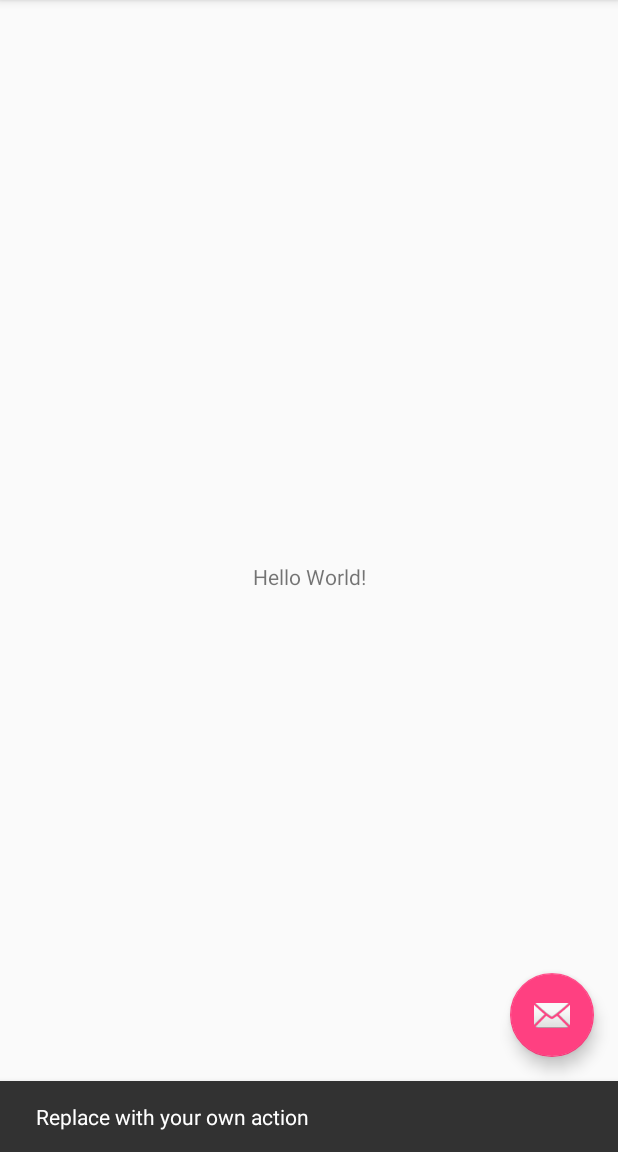
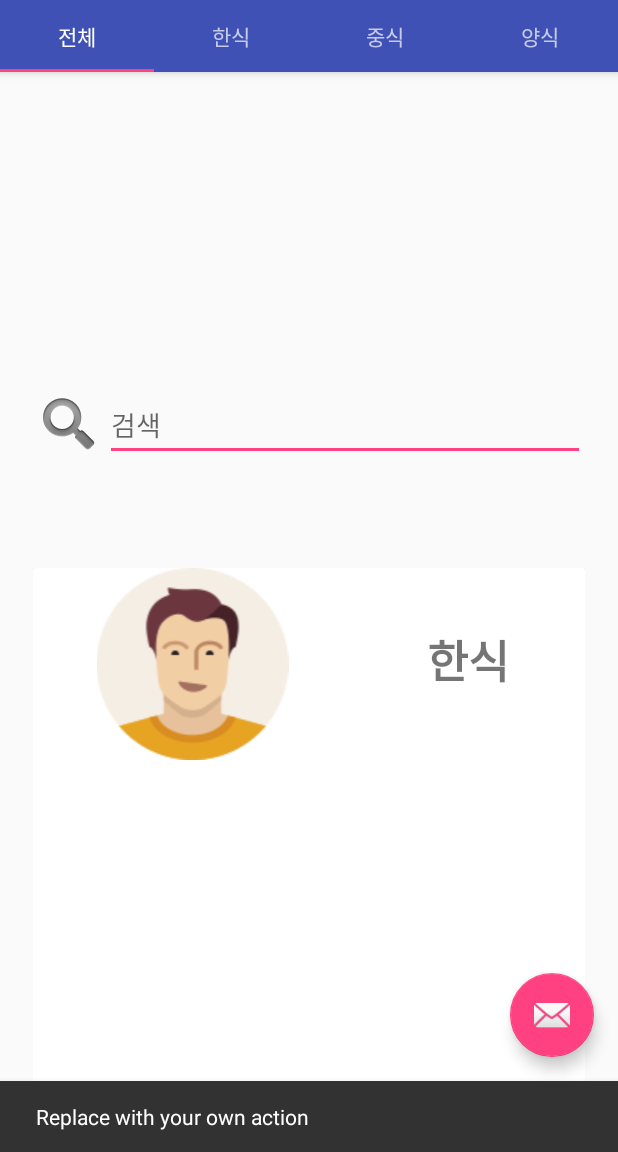
Before and after one commit to kwonki199/TeamProject, an Android app: the screen it shows after launch (MainActivity), after a tap on an icon or button, on a phone screen of 412 x 824 dp, the part 84-1236 px from its top. Run offline under Robolectric (Android 15) with nearby library versions, the phone set to English and light mode, and no system bars.

Commit message:
Tapped Activity 구현 HomeFragment 생성 ( 한식,중식,양식 ) kindsOfFood Model 클래스 생성 Dao 클래스 생성

```diff
--- a/app/build.gradle
+++ b/app/build.gradle
@@ -24,6 +24,8 @@ dependencies {
     implementation 'com.android.support:support-v4:27.1.1'
     implementation 'com.android.support:design:27.1.1'
     implementation 'com.android.support.constraint:constraint-layout:1.0.2'
+    implementation 'com.android.support:cardview-v7:27.1.1'
+    implementation 'com.android.support:recyclerview-v7:27.1.1'
     testImplementation 'junit:junit:4.12'
     androidTestImplementation 'com.android.support.test:runner:1.0.1'
     androidTestImplementation 'com.android.support.test.espresso:espresso-core:3.0.1'
--- a/app/src/main/AndroidManifest.xml
+++ b/app/src/main/AndroidManifest.xml
@@ -25,6 +25,7 @@
         <activity android:name=".WelcomeActivity"/>
         <activity android:name=".ChangingActivity"/>
 
+
     </application>
 
 </manifest>
--- /dev/null
+++ b/app/src/main/java/edu/android/mainmen/HomeFragment.java
@@ -0,0 +1,104 @@
+package edu.android.mainmen;
+
+
+import android.os.Bundle;
+import android.support.annotation.NonNull;
+import android.support.v4.app.Fragment;
+import android.support.v7.widget.LinearLayoutManager;
+import android.support.v7.widget.RecyclerView;
+import android.view.LayoutInflater;
+import android.view.View;
+import android.view.ViewGroup;
+import android.widget.EditText;
+import android.widget.ImageView;
+import android.widget.TextView;
+
+import java.util.List;
+
+
+public class HomeFragment extends Fragment {
+
+    private static final String ARG_SECTION_NUMBER = "section_number";
+    private RecyclerView recycler;
+    private List<kindsOfFood> dataset;
+
+
+
+    public HomeFragment() {
+
+    }
+
+    // TODO: 시도중
+    public static HomeFragment newInstance(int sectionNumber) {
+        HomeFragment fragment = new HomeFragment();
+        Bundle args = new Bundle();
+        args.putInt(ARG_SECTION_NUMBER, sectionNumber);
+        fragment.setArguments(args);
+
+        return fragment;
+    }
+
+
+    @Override
+    public View onCreateView(LayoutInflater inflater, ViewGroup container,
+                             Bundle savedInstanceState) {
+
+
+        View view=inflater.inflate(R.layout.fragment_home, container, false);
+        recycler = view.findViewById(R.id.recyclerView);
+        dataset = kindsOfFoodDao.getInstance().getFoodList();
+        recycler.setHasFixedSize(true);
+        recycler.setLayoutManager(new LinearLayoutManager(getContext()));
+        //어댑터 설정
+        recycler.setLayoutManager(new LinearLayoutManager(getContext()));
+        kindOfFoodAdapter adapter = new kindOfFoodAdapter();
+        recycler.setAdapter(adapter);
+
+
+        return view;
+
+
+    }// end onCreateView
+
+    class kindOfFoodAdapter extends RecyclerView.Adapter<kindOfFoodAdapter.ViewHolder>{
+        @NonNull
+        @Override
+        public ViewHolder onCreateViewHolder(@NonNull ViewGroup parent, int viewType) {
+            LayoutInflater inflater = LayoutInflater.from(getContext());
+            View itemView = inflater.inflate(R.layout.menu_layout, parent, false);
+            ViewHolder holder = new ViewHolder(itemView);
+            return holder;
+        }
+
+        @Override
+        public void onBindViewHolder(@NonNull ViewHolder holder, int position) {
+            kindsOfFood food = dataset.get(position);
+            holder.foodName.setText(food.getName());
+            holder.foodPhoto.setImageResource(food.getPhotoId());
+            holder.itemView.setOnClickListener(new View.OnClickListener() {
+                @Override
+                public void onClick(View v) {
+
+                }
+            });
+        }
+
+        @Override
+        public int getItemCount() {
+            return dataset.size();
+        }
+
+        class ViewHolder extends RecyclerView.ViewHolder {
+            ImageView foodPhoto;
+            TextView foodName;
+
+            public ViewHolder(View itemView) {
+                super(itemView);
+                foodName = itemView.findViewById(R.id.itemMenuText);
+                foodPhoto = itemView.findViewById(R.id.itemMenuImage);
+            }
+        }
+    }
+
+
+}// end HomeFragment
--- a/app/src/main/java/edu/android/mainmen/MainActivity.java
+++ b/app/src/main/java/edu/android/mainmen/MainActivity.java
@@ -4,6 +4,12 @@ import android.content.Intent;
 import android.os.Bundle;
 import android.support.design.widget.FloatingActionButton;
 import android.support.design.widget.Snackbar;
+import android.support.design.widget.TabLayout;
+import android.support.v4.app.Fragment;
+import android.support.v4.app.FragmentManager;
+import android.support.v4.app.FragmentPagerAdapter;
+import android.support.v4.view.ViewPager;
+import android.view.LayoutInflater;
 import android.view.View;
 import android.support.design.widget.NavigationView;
 import android.support.v4.view.GravityCompat;
@@ -13,19 +19,47 @@ import android.support.v7.app.AppCompatActivity;
 import android.support.v7.widget.Toolbar;
 import android.view.Menu;
 import android.view.MenuItem;
+import android.view.ViewGroup;
 import android.widget.TextView;
 
+
+// 미해결사항 해결하시면 미해결 -> 해결로 바꿔주세요.
+//TODO: Tabbed 기능 추가 홈화면 터치 이외에 탭이동으로도 보기 쉽게 구현 - 해결
+//TODO: 탭에 Horizental ScrollView 미적용 탭을 옆으로 스크롤 아직 불가능. - 미해결
+//TODO: 현재 탭이동시 fragment 1개만 연동중 여러개의 fragment 작성 필요 - 미해결
+
 public class MainActivity extends AppCompatActivity
-        implements NavigationView.OnNavigationItemSelectedListener {
+        implements NavigationView.OnNavigationItemSelectedListener{
+
 
     private NavigationView navigationView;
+
+    //Tabbed
+    private SectionsPagerAdapter mSectionsPagerAdapter;
+    private ViewPager mViewPager;
+    private TabLayout tabLayout;
+
+
+
+
 
     @Override
     protected void onCreate(Bundle savedInstanceState) {
         super.onCreate(savedInstanceState);
         setContentView(R.layout.activity_main);
+
         Toolbar toolbar = (Toolbar) findViewById(R.id.toolbar);
         setSupportActionBar(toolbar);
+
+        mSectionsPagerAdapter = new SectionsPagerAdapter(getSupportFragmentManager());
+        mViewPager=findViewById(R.id.container);
+        mViewPager.setAdapter(mSectionsPagerAdapter);
+        tabLayout = findViewById(R.id.tabs);
+
+        mViewPager.addOnPageChangeListener(new TabLayout.TabLayoutOnPageChangeListener(tabLayout));
+        tabLayout.addOnTabSelectedListener(new TabLayout.ViewPagerOnTabSelectedListener(mViewPager));
+
+
         // TODO
         navigationView = findViewById(R.id.nav_view);
 
@@ -60,19 +94,15 @@ public class MainActivity extends AppCompatActivity
 
     @Override
     public boolean onCreateOptionsMenu(Menu menu) {
-        // Inflate the menu; this adds items to the action bar if it is present.
         getMenuInflater().inflate(R.menu.main, menu);
         return true;
     }
 
     @Override
     public boolean onOptionsItemSelected(MenuItem item) {
-        // Handle action bar item clicks here. The action bar will
-        // automatically handle clicks on the Home/Up button, so long
-        // as you specify a parent activity in AndroidManifest.xml.
+
         int id = item.getItemId();
 
-        //noinspection SimplifiableIfStatement
         if (id == R.id.action_settings) {
             return true;
         }
@@ -84,7 +114,6 @@ public class MainActivity extends AppCompatActivity
     @SuppressWarnings("StatementWithEmptyBody")
     @Override
     public boolean onNavigationItemSelected(MenuItem item) {
-        // Handle navigation view item clicks here.
         TextView tv = findViewById(R.id.info);
 
         int id = item.getItemId();
@@ -96,8 +125,8 @@ public class MainActivity extends AppCompatActivity
         } else if (id == R.id.nav_bookmark) {
 
         } else if (id == R.id.nav_profilePicture) {
-            Intent intent = new Intent(MainActivity.this, ChangingActivity.class);
-            startActivity(intent);
+
+        } else if (id == R.id.nav_profilePicture) {
 
         } else if (id == R.id.nav_writings) {
 
@@ -109,8 +138,29 @@ public class MainActivity extends AppCompatActivity
 
         }
 
-            DrawerLayout drawer = (DrawerLayout) findViewById(R.id.drawer_layout);
+        DrawerLayout drawer = (DrawerLayout) findViewById(R.id.drawer_layout);
         drawer.closeDrawer(GravityCompat.START);
         return true;
     }
+
+    //TODO: Tabbed  현재 한 화면만 나옴 여러화면 나오게 변경필요.
+
+
+    public class SectionsPagerAdapter extends FragmentPagerAdapter {
+
+        public SectionsPagerAdapter(FragmentManager fm) {
+            super(fm);
+        }
+
+        @Override
+        public Fragment getItem(int position) {
+            return HomeFragment.newInstance(position);
+    }
+
+        //TODO: 현재 탭갯수 4개
+        @Override
+        public int getCount() {
+            return 4;
+        }
+    }
 }
--- /dev/null
+++ b/app/src/main/java/edu/android/mainmen/kindsOfFood.java
@@ -0,0 +1,28 @@
+package edu.android.mainmen;
+
+public class kindsOfFood {
+
+    private String name;
+    private int photoId;
+
+    public kindsOfFood(String name, int photoId) {
+        this.name = name;
+        this.photoId = photoId;
+    }
+
+    public String getName() {
+        return name;
+    }
+
+    public void setName(String name) {
+        this.name = name;
+    }
+
+    public int getPhotoId() {
+        return photoId;
+    }
+
+    public void setPhotoId(int photoId) {
+        this.photoId = photoId;
+    }
+}
--- /dev/null
+++ b/app/src/main/java/edu/android/mainmen/kindsOfFoodDao.java
@@ -0,0 +1,35 @@
+package edu.android.mainmen;
+
+import java.util.ArrayList;
+import java.util.List;
+
+public class kindsOfFoodDao {
+    private static final int[] IMAGE_IDS = {
+            R.drawable.p1, R.drawable.p2, R.drawable.p3
+    };
+    private static final String[] ALL_MENU = {
+            "한식", "중식", "양식"
+    };
+    private List<kindsOfFood> foodList = new ArrayList<>();
+    private static kindsOfFoodDao instance = null;
+
+    public static kindsOfFoodDao getInstance() {
+        if (instance == null) {
+            instance = new kindsOfFoodDao();
+        }
+        return instance;
+    }
+
+    private kindsOfFoodDao(){
+        for(int i=0 ; i<3 ; i++) {
+            kindsOfFood kindsOfFood = new kindsOfFood(ALL_MENU[i], IMAGE_IDS[i]);
+            foodList.add(kindsOfFood);
+        }
+    }
+
+
+    public List<kindsOfFood> getFoodList() {
+        return foodList;
+    }
+
+}
--- a/app/src/main/res/layout/app_bar_main.xml
+++ b/app/src/main/res/layout/app_bar_main.xml
@@ -14,9 +14,39 @@
         <android.support.v7.widget.Toolbar
             android:id="@+id/toolbar"
             android:layout_width="match_parent"
-            android:layout_height="?attr/actionBarSize"
+            android:layout_height="wrap_content"
             android:background="?attr/colorPrimary"
             app:popupTheme="@style/AppTheme.PopupOverlay" />
+
+        <android.support.design.widget.TabLayout
+            android:id="@+id/tabs"
+            android:layout_width="match_parent"
+            android:layout_height="match_parent">
+
+            <android.support.design.widget.TabItem
+                android:id="@+id/allFood"
+                android:layout_width="wrap_content"
+                android:layout_height="wrap_content"
+                android:text="전체" />
+
+            <android.support.design.widget.TabItem
+                android:id="@+id/koreanFood"
+                android:layout_width="wrap_content"
+                android:layout_height="wrap_content"
+                android:text="한식" />
+
+            <android.support.design.widget.TabItem
+                android:id="@+id/chineseFood"
+                android:layout_width="wrap_content"
+                android:layout_height="wrap_content"
+                android:text="중식" />
+
+            <android.support.design.widget.TabItem
+                android:id="@+id/westernFood"
+                android:layout_width="wrap_content"
+                android:layout_height="wrap_content"
+                android:text="양식" />
+        </android.support.design.widget.TabLayout>
 
     </android.support.design.widget.AppBarLayout>
 
--- a/app/src/main/res/layout/content_main.xml
+++ b/app/src/main/res/layout/content_main.xml
@@ -8,14 +8,31 @@
     tools:context=".MainActivity"
     tools:showIn="@layout/app_bar_main">
 
-    <TextView
-        android:id="@+id/info"
-        android:layout_width="wrap_content"
-        android:layout_height="wrap_content"
-        android:text="Hello World!"
+    <android.support.v4.view.ViewPager
+        android:id="@+id/container"
+        android:layout_width="match_parent"
+        android:layout_height="0dp"
+        android:layout_marginBottom="8dp"
+        android:layout_marginEnd="8dp"
+        android:layout_marginStart="8dp"
+        android:layout_marginTop="8dp"
         app:layout_constraintBottom_toBottomOf="parent"
-        app:layout_constraintLeft_toLeftOf="parent"
-        app:layout_constraintRight_toRightOf="parent"
-        app:layout_constraintTop_toTopOf="parent" />
+        app:layout_constraintEnd_toEndOf="parent"
+        app:layout_constraintStart_toStartOf="parent"
+        app:layout_constraintTop_toTopOf="parent" >
 
+        <fragment
+            android:id="@+id/fragment"
+            android:name="edu.android.mainmen.HomeFragment"
+            android:layout_width="match_parent"
+            android:layout_height="match_parent"
+            android:layout_marginBottom="8dp"
+            android:layout_marginEnd="8dp"
+            android:layout_marginStart="8dp"
+            android:layout_marginTop="8dp"
+            app:layout_constraintBottom_toBottomOf="parent"
+            app:layout_constraintEnd_toEndOf="parent"
+            app:layout_constraintStart_toStartOf="parent"
+            app:layout_constraintTop_toTopOf="parent" />
+    </android.support.v4.view.ViewPager>
 </android.support.constraint.ConstraintLayout>
--- /dev/null
+++ b/app/src/main/res/layout/fragment_home.xml
@@ -0,0 +1,52 @@
+<?xml version="1.0" encoding="utf-8"?>
+<android.support.constraint.ConstraintLayout xmlns:android="http://schemas.android.com/apk/res/android"
+    xmlns:app="http://schemas.android.com/apk/res-auto"
+    xmlns:tools="http://schemas.android.com/tools"
+    android:id="@+id/ConstraintLayout"
+    android:layout_width="match_parent"
+    android:layout_height="match_parent"
+    tools:context=".HomeFragment">
+
+    <!-- TODO: Update blank fragment layout -->
+
+    <LinearLayout
+        android:layout_width="368dp"
+        android:layout_height="53dp"
+        android:layout_marginBottom="8dp"
+        android:layout_marginEnd="8dp"
+        android:layout_marginStart="8dp"
+        android:layout_marginTop="8dp"
+        android:orientation="horizontal"
+        app:layout_constraintBottom_toTopOf="@+id/recyclerView"
+        app:layout_constraintEnd_toEndOf="parent"
+        app:layout_constraintStart_toStartOf="parent"
+        app:layout_constraintTop_toTopOf="parent"
+        app:layout_constraintVertical_bias="0.77">
+
+        <ImageView
+            android:id="@+id/imageView3"
+            android:layout_width="wrap_content"
+            android:layout_height="wrap_content"
+            android:src="@android:drawable/ic_search_category_default" />
+
+        <EditText
+            android:id="@+id/search"
+            android:layout_width="match_parent"
+            android:layout_height="wrap_content"
+            android:ems="10"
+            android:hint="검색"
+            android:inputType="textPersonName" />
+    </LinearLayout>
+
+    <android.support.v7.widget.RecyclerView
+        android:id="@+id/recyclerView"
+        android:layout_width="368dp"
+        android:layout_height="373dp"
+        android:layout_marginBottom="8dp"
+        android:layout_marginEnd="8dp"
+        android:layout_marginStart="8dp"
+        app:layout_constraintBottom_toBottomOf="parent"
+        app:layout_constraintEnd_toEndOf="parent"
+        app:layout_constraintStart_toStartOf="parent" />
+
+</android.support.constraint.ConstraintLayout>
--- /dev/null
+++ b/app/src/main/res/layout/menu_layout.xml
@@ -0,0 +1,34 @@
+<?xml version="1.0" encoding="utf-8"?>
+<android.support.v7.widget.CardView xmlns:android="http://schemas.android.com/apk/res/android"
+    xmlns:app="http://schemas.android.com/apk/res-auto"
+    android:layout_width="match_parent"
+    android:layout_height="match_parent"
+    android:orientation="vertical">
+
+    <LinearLayout
+        android:layout_width="match_parent"
+        android:layout_height="wrap_content"
+        android:orientation="horizontal">
+
+        <ImageView
+            android:id="@+id/itemMenuImage"
+            android:layout_width="wrap_content"
+            android:layout_height="match_parent"
+            android:layout_weight="1"
+            app:srcCompat="@android:drawable/btn_star" />
+
+        <TextView
+            android:id="@+id/itemMenuText"
+            android:layout_width="wrap_content"
+            android:layout_height="match_parent"
+            android:layout_margin="8dp"
+            android:layout_weight="1"
+            android:elevation="@dimen/fab_margin"
+            android:fontFamily="casual"
+            android:gravity="center"
+            android:text="TextView"
+            android:textAlignment="center"
+            android:textSize="30sp"
+            android:textStyle="bold" />
+    </LinearLayout>
+</android.support.v7.widget.CardView>
```
Also changed, not shown: app/src/main/res/drawable/p1.png (added), app/src/main/res/drawable/p2.png (added), app/src/main/res/drawable/p3.png (added).
